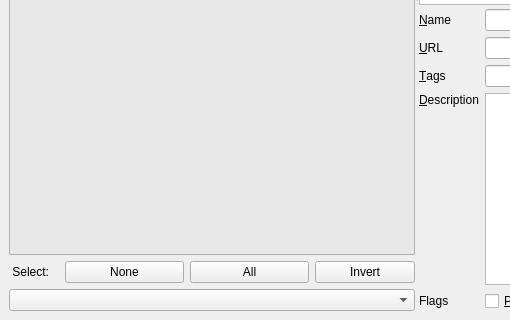
Old version of the form designer/main.ui in the repository sobjornstad/rabbitmark; both pictures show x 0 to 510 and y 350 to 670 of the 900 by 670 pixel window.
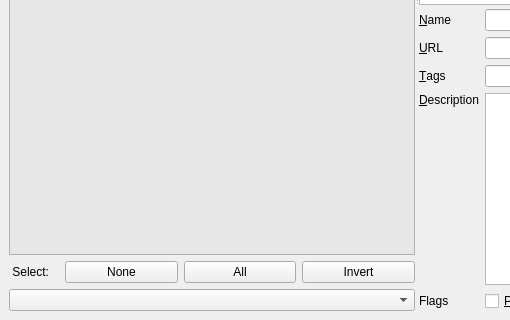
New version of the form.

Commit message:
tweak widget size policies
I could not however for the life of me get the initial splitter width to
default to a more sensible value. :(

What changed in the file:
```diff
--- a/designer/main.ui
+++ b/designer/main.ui
@@ -21,7 +21,7 @@
        <enum>Qt::Horizontal</enum>
       </property>
       <widget class="QWidget" name="layoutWidget">
-       <layout class="QVBoxLayout" name="verticalLayout">
+       <layout class="QVBoxLayout" name="verticalLayout" stretch="0,0">
         <item>
          <widget class="QListWidget" name="tagList">
           <property name="sizePolicy">
@@ -60,6 +60,12 @@
           </item>
           <item row="0" column="3">
            <widget class="QPushButton" name="tagsInvertButton">
+            <property name="sizePolicy">
+             <sizepolicy hsizetype="Minimum" vsizetype="Fixed">
+              <horstretch>0</horstretch>
+              <verstretch>0</verstretch>
+             </sizepolicy>
+            </property>
             <property name="minimumSize">
              <size>
               <width>50</width>
@@ -68,7 +74,7 @@
             </property>
             <property name="maximumSize">
              <size>
-              <width>100</width>
+              <width>16777215</width>
               <height>16777215</height>
              </size>
             </property>
@@ -92,6 +98,12 @@
           </item>
           <item row="0" column="2">
            <widget class="QPushButton" name="tagsAllButton">
+            <property name="sizePolicy">
+             <sizepolicy hsizetype="Minimum" vsizetype="Fixed">
+              <horstretch>0</horstretch>
+              <verstretch>0</verstretch>
+             </sizepolicy>
+            </property>
             <property name="minimumSize">
              <size>
               <width>50</width>
@@ -105,6 +117,12 @@
           </item>
           <item row="0" column="1">
            <widget class="QPushButton" name="tagsNoneButton">
+            <property name="sizePolicy">
+             <sizepolicy hsizetype="Minimum" vsizetype="Fixed">
+              <horstretch>0</horstretch>
+              <verstretch>0</verstretch>
+             </sizepolicy>
+            </property>
             <property name="minimumSize">
              <size>
               <width>50</width>
```
Left out of the diff: 39 changed lines with no effect on the pictures.
